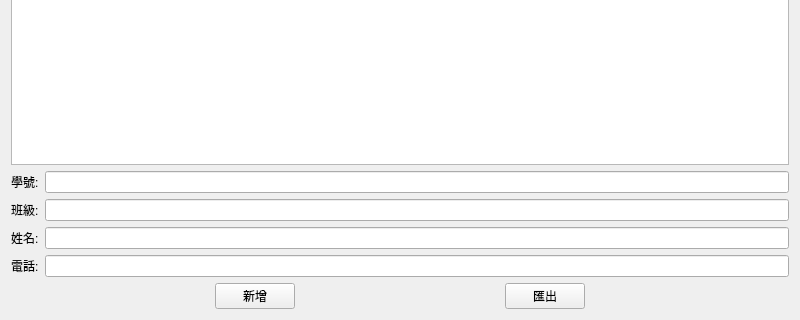
CAI-JIADA/contactbook, file mywidget.ui: the form before one commit; both pictures show x 0 to 800 and y 280 to 600 of the 800 by 600 pixel window.
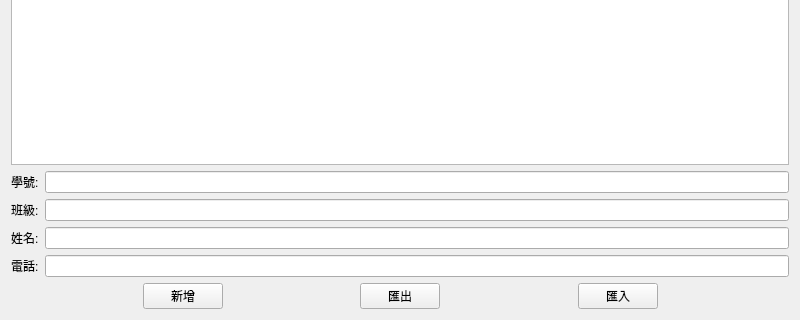
The form after the commit.

Commit message: Implement import button functionality (on_pushButton_3_clicked)

The edit to the form file:
```diff
--- a/mywidget.ui
+++ b/mywidget.ui
@@ -116,6 +116,26 @@
        </property>
       </spacer>
      </item>
+     <item>
+      <widget class="QPushButton" name="pushButton_3">
+       <property name="text">
+        <string>匯入</string>
+       </property>
+      </widget>
+     </item>
+     <item>
+      <spacer name="horizontalSpacer_4">
+       <property name="orientation">
+        <enum>Qt::Orientation::Horizontal</enum>
+       </property>
+       <property name="sizeHint" stdset="0">
+        <size>
+         <width>40</width>
+         <height>20</height>
+        </size>
+       </property>
+      </spacer>
+     </item>
     </layout>
    </item>
   </layout>
```
The commit also changes 5 other files.
